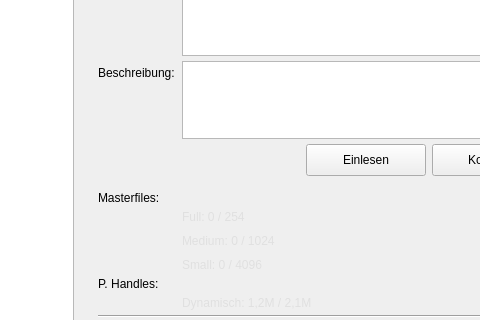
Before: the Qt Designer form Structure/Pages/Page_LoadOrder.ui in Looking4Git/Starfield_LOH, drawn with Qt 5; both pictures show x 320 to 800 and y 113 to 433 of the 1024 by 720 pixel window.
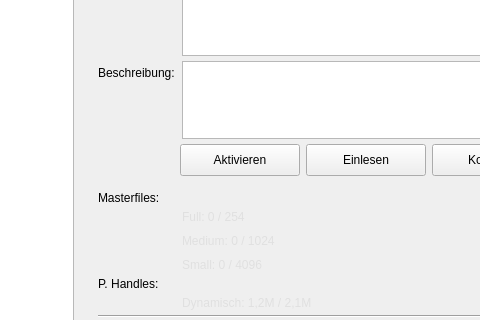
After: the same form once the commit is applied. Icons and pictures are not drawn. Custom widgets are drawn as their Qt base class.

Patch:
```diff
--- a/Structure/Pages/Page_LoadOrder.ui
+++ b/Structure/Pages/Page_LoadOrder.ui
@@ -952,6 +952,35 @@
              </property>
             </spacer>
            </item>
+           <item>
+            <widget class="QPushButton" name="btn_activate_profile">
+             <property name="minimumSize">
+              <size>
+               <width>120</width>
+               <height>32</height>
+              </size>
+             </property>
+             <property name="maximumSize">
+              <size>
+               <width>120</width>
+               <height>32</height>
+              </size>
+             </property>
+             <property name="text">
+              <string>Aktivieren</string>
+             </property>
+             <property name="icon">
+              <iconset>
+               <normaloff>Graphics/Icon_Activation.svg</normaloff>Graphics/Icon_Activation.svg</iconset>
+             </property>
+             <property name="iconSize">
+              <size>
+               <width>24</width>
+               <height>24</height>
+              </size>
+             </property>
+            </widget>
+           </item>
            <item>
             <widget class="QPushButton" name="btn_import_profile">
              <property name="minimumSize">
```
